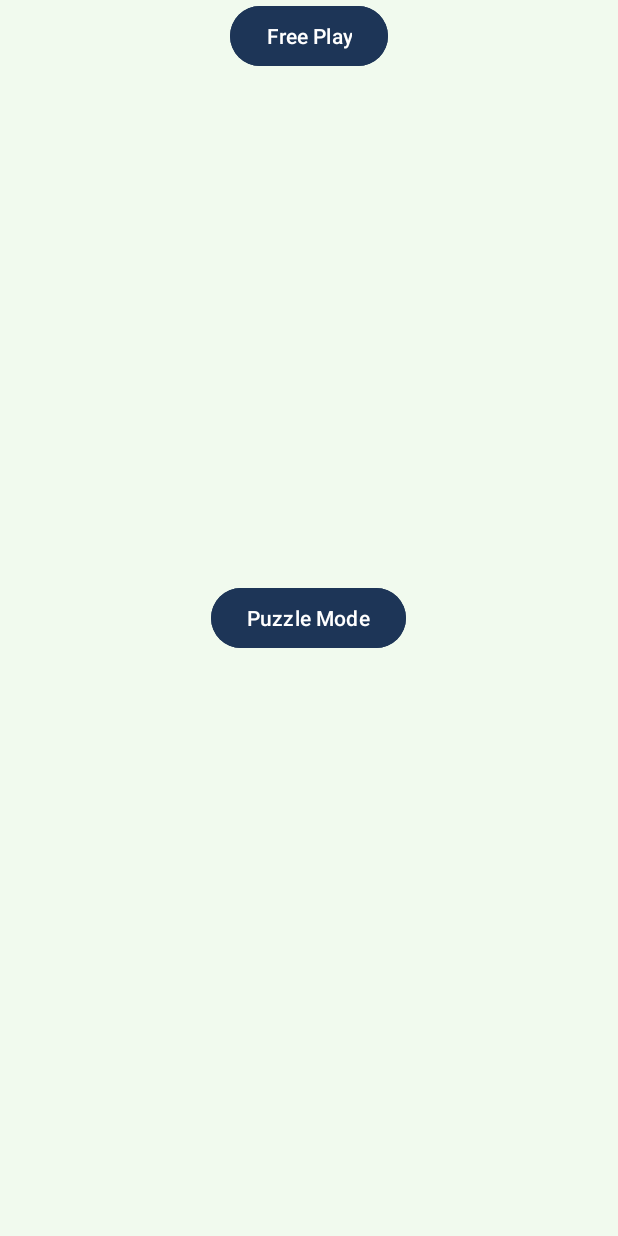
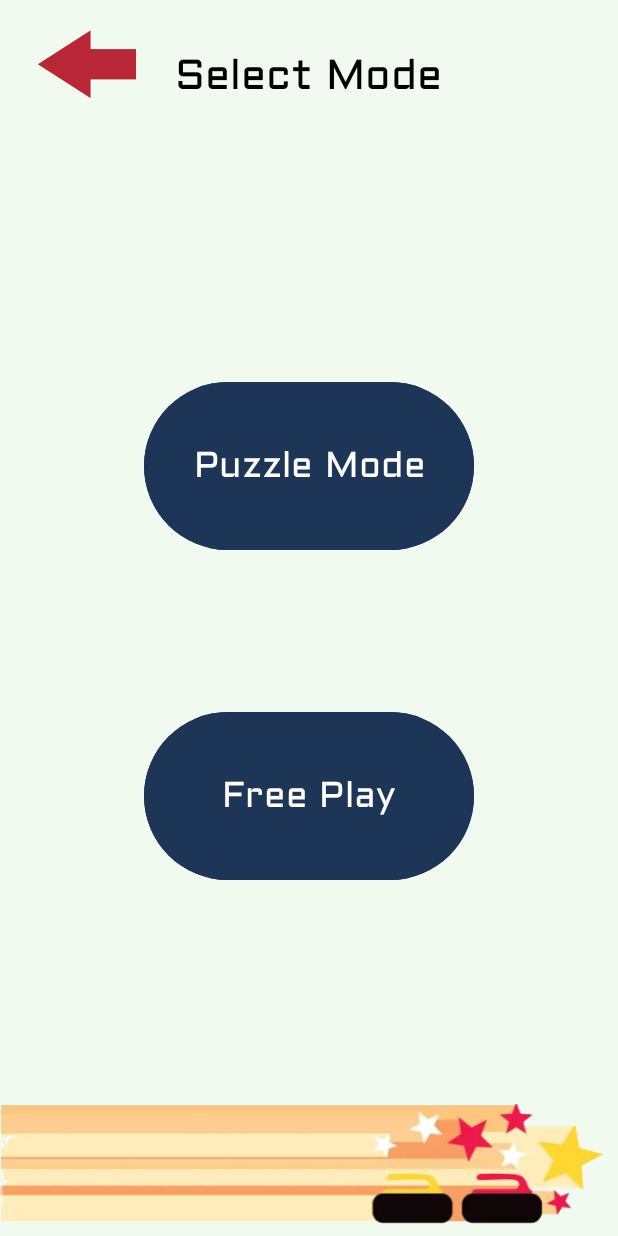
Before and after one commit to JamieStewart4/CS2063-project, an Android app: the SelectMode screen opened directly, with no data from a screen before it, on a phone screen of 412 x 824 dp. Run offline under Robolectric (Android 15) with nearby library versions, the phone set to English and light mode, and no system bars.

Commit message:
Views for demo presentation

```diff
--- a/app/src/main/AndroidManifest.xml
+++ b/app/src/main/AndroidManifest.xml
@@ -12,6 +12,11 @@
         android:supportsRtl="true"
         android:theme="@style/Theme.CurlingClubChampions"
         tools:targetApi="31">
+        <activity
+            android:name=".PuzzleComplete"
+            android:exported="false">
+
+        </activity>
         <activity
             android:name=".SelectMode"
             android:exported="false">
--- a/app/src/main/java/com/example/curlingclubchampions/MainActivity.kt
+++ b/app/src/main/java/com/example/curlingclubchampions/MainActivity.kt
@@ -13,11 +13,11 @@ class MainActivity : AppCompatActivity() {
         super.onCreate(savedInstanceState)
         enableEdgeToEdge()
         setContentView(R.layout.activity_main)
-        /*ViewCompat.setOnApplyWindowInsetsListener(findViewById(R.id.main)) { v, insets ->
+        ViewCompat.setOnApplyWindowInsetsListener(findViewById(R.id.main)) { v, insets ->
             val systemBars = insets.getInsets(WindowInsetsCompat.Type.systemBars())
             v.setPadding(systemBars.left, systemBars.top, systemBars.right, systemBars.bottom)
             insets
-        }*/
+        }
 
         val playButton = findViewById<Button>(R.id.play_button)
         playButton.setOnClickListener {
--- a/app/src/main/java/com/example/curlingclubchampions/SelectMode.kt
+++ b/app/src/main/java/com/example/curlingclubchampions/SelectMode.kt
@@ -15,5 +15,11 @@ class SelectMode: AppCompatActivity() {
             val intent = Intent(this@SelectMode, PuzzleMode::class.java)
             startActivity(intent)
         }
+
+        // Back button
+        val backButton = findViewById<Button>(R.id.back_button)
+        backButton.setOnClickListener {
+            finish()
+        }
     }
 }
--- a/app/src/main/res/layout/puzzle_mode.xml
+++ b/app/src/main/res/layout/puzzle_mode.xml
@@ -9,4 +9,10 @@
         android:layout_width="match_parent"
         android:layout_height="match_parent"
         app:srcCompat="@drawable/screenshot_2024_10_21_at_2_42_45_pm" />
+
+    <Button
+        android:id="@+id/temp_solve_button"
+        android:layout_width="wrap_content"
+        android:layout_height="wrap_content"
+        android:text="@string/temp_solve" />
 </RelativeLayout>
--- a/app/src/main/res/layout/select_mode.xml
+++ b/app/src/main/res/layout/select_mode.xml
@@ -1,24 +1,65 @@
 <?xml version="1.0" encoding="utf-8"?>
 <RelativeLayout xmlns:android="http://schemas.android.com/apk/res/android"
+    xmlns:app="http://schemas.android.com/apk/res-auto"
     xmlns:tools="http://schemas.android.com/tools"
     android:layout_width="match_parent"
     android:layout_height="match_parent"
     android:background="@color/background">
 
     <Button
-        android:id="@+id/puzzle_button"
+        android:id="@+id/back_button"
         android:layout_width="wrap_content"
         android:layout_height="wrap_content"
+        android:background="@color/transparent"
+        android:layout_alignParentStart="true"
+        android:drawableTop="@drawable/red_back_arrow">
+
+    </Button>
+
+    <Button
+        android:id="@+id/puzzle_button"
+        android:layout_width="220dp"
+        android:layout_height="120dp"
+        android:layout_below="@id/select_mode_title"
+        android:layout_centerHorizontal="true"
+        android:layout_marginTop="180dp"
+        android:backgroundTint="@color/button"
+        android:fontFamily="@font/aldrich"
         android:text="@string/puzzle_button"
-        android:backgroundTint="@color/button"
-        android:layout_centerHorizontal="true"
-        android:layout_centerVertical="true"/>
+        android:textColor="@color/white"
+        android:textSize="24sp"
+        android:typeface="monospace" />
 
     <Button
         android:id="@+id/free_play_button"
+        android:layout_width="220dp"
+        android:layout_height="120dp"
+        android:layout_below="@id/puzzle_button"
+        android:layout_centerHorizontal="true"
+        android:layout_marginTop="100dp"
+        android:backgroundTint="@color/button"
+        android:fontFamily="@font/aldrich"
+        android:text="@string/free_play_button"
+        android:textColor="@color/white"
+        android:textSize="24sp"
+        android:typeface="monospace" />
+
+    <TextView
+        android:id="@+id/select_mode_title"
         android:layout_width="wrap_content"
         android:layout_height="wrap_content"
-        android:text="@string/free_play_button"
-        android:backgroundTint="@color/button"
-        android:layout_centerHorizontal="true"/>
+        android:text="@string/select_mode_title"
+        android:fontFamily="@font/aldrich"
+        android:textSize="28sp"
+        android:textColor="@color/black"
+        android:typeface="monospace"
+        android:layout_centerHorizontal="true"
+        android:layout_marginTop="30dp"/>
+
+    <ImageView
+        android:id="@+id/sliding_rocks"
+        android:layout_width="match_parent"
+        android:layout_height="92dp"
+        android:layout_alignParentBottom="true"
+        app:srcCompat="@drawable/sliding_rocks" />
 </RelativeLayout>
--- a/app/src/main/res/values/colors.xml
+++ b/app/src/main/res/values/colors.xml
@@ -5,4 +5,5 @@
     <color name="button">#1d3557</color>
     <color name="alternate_button">#e63946</color>
     <color name="background">#F1FAEE</color>
+    <color name="transparent">#00FFFFFF</color>
 </resources>
```
Also changed, not shown: app/src/main/java/com/example/curlingclubchampions/PuzzleComplete.kt (added, +27 -0 lines), app/src/main/java/com/example/curlingclubchampions/PuzzleMode.kt (+10 -0 lines), app/src/main/res/layout/activity_main.xml (+10 -7 lines), app/src/main/res/layout/puzzle_complete_screen.xml (added, +127 -0 lines), app/src/main/res/values/strings.xml (+7 -0 lines), app/src/main/res/drawable-nodpi/red_back_arrow.png (added), app/src/main/res/drawable-nodpi/red_back_arrow_50.png (added), app/src/main/res/drawable-nodpi/sliding_rocks.png (added), app/src/main/res/drawable-nodpi/star.png (added), 1 other file.
